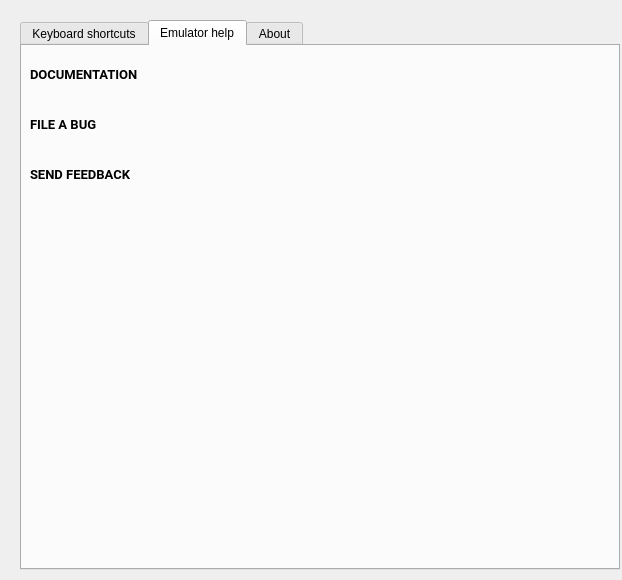
First picture: the form in android/skin/qt/extended-pages/help-page.ui, repository aosp-mirror/platform_external_qemu, before the edit.
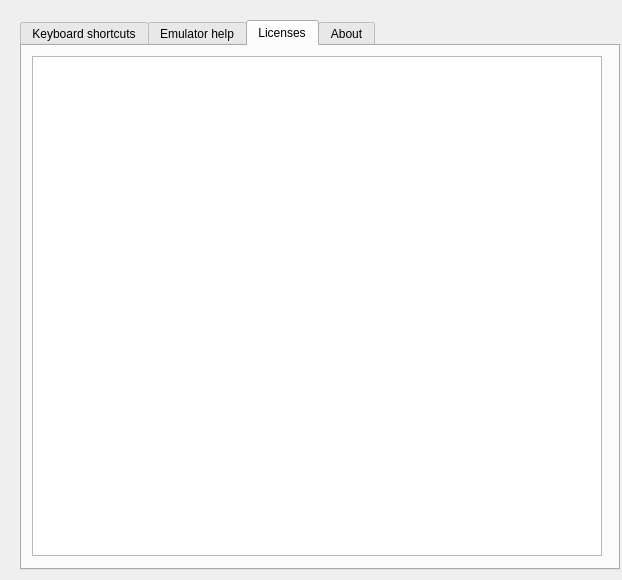
Second picture: the form after the edit. The open tabs and pages were chosen to show the change.

Commit message:
Add license information to the Help page
Add a "Licenses" tab to the Help page.
Populate this with the contents of NOTICE.txt from
the <SDK path>/tools/ directory.

Patch:
```diff
--- a/android/skin/qt/extended-pages/help-page.ui
+++ b/android/skin/qt/extended-pages/help-page.ui
@@ -196,6 +196,27 @@
      </property>
     </widget>
    </widget>
+   <widget class="QWidget" name="tab">
+    <attribute name="title">
+     <string>Licenses</string>
+    </attribute>
+    <widget class="QTextBrowser" name="help_licenseText">
+     <property name="geometry">
+      <rect>
+       <x>10</x>
+       <y>10</y>
+       <width>570</width>
+       <height>500</height>
+      </rect>
+     </property>
+     <property name="font">
+      <font>
+       <family>Roboto</family>
+       <pointsize>10</pointsize>
+      </font>
+     </property>
+    </widget>
+   </widget>
    <widget class="QWidget" name="tab_5">
     <attribute name="title">
      <string>About</string>
```
The commit also changes 4 other files.
